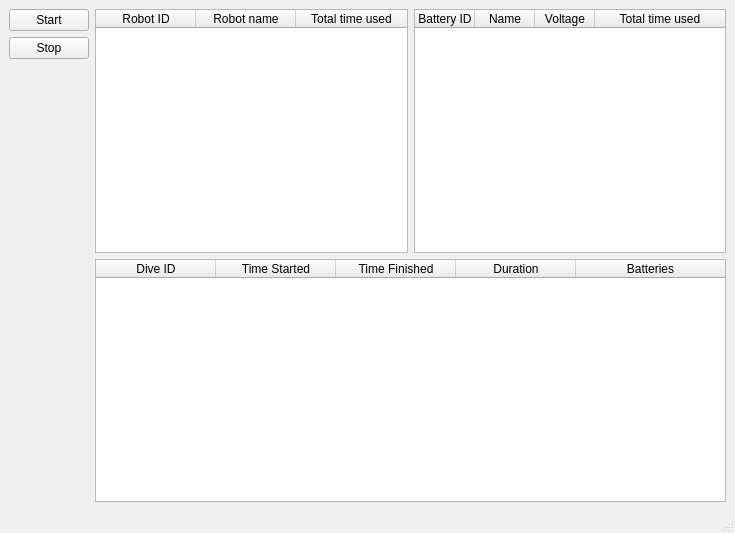
Old version of the form ui/mainwindow.ui in the repository Negativex/battery_control.
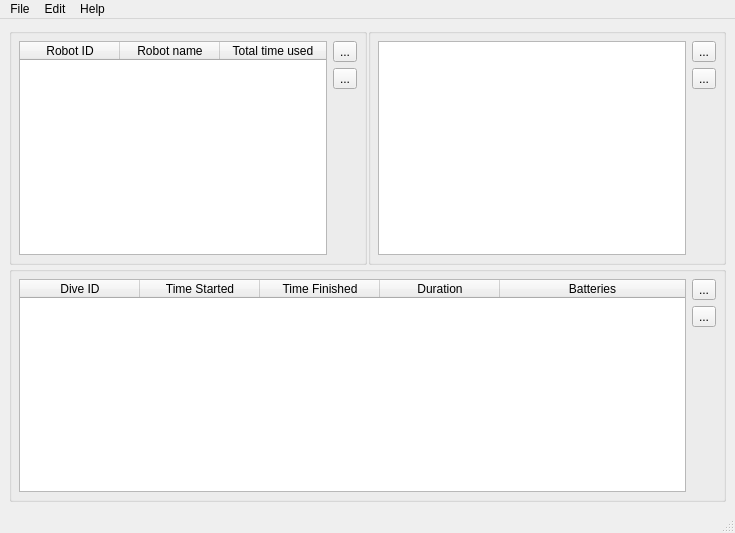
New version of the form. Icons and pictures are not drawn.

The edit to the form file:
```diff
--- a/ui/mainwindow.ui
+++ b/ui/mainwindow.ui
@@ -13,6 +13,14 @@
         <property name="windowTitle">
             <string>Battery Control</string>
         </property>
+        <property name="windowIcon">
+            <iconset>
+                <normalon>../../../Downloads/quadcopter.png</normalon>
+            </iconset>
+        </property>
+        <property name="documentMode">
+            <bool>false</bool>
+        </property>
         <property name="dockNestingEnabled">
             <bool>false</bool>
         </property>
@@ -30,81 +38,37 @@
                 <bool>false</bool>
             </property>
             <layout class="QGridLayout" name="gridLayout">
-                <item row="1" column="0">
-                    <layout class="QVBoxLayout" name="verticalLayout">
-                        <property name="sizeConstraint">
-                            <enum>QLayout::SetFixedSize</enum>
-                        </property>
-                        <item>
-                            <widget class="QPushButton" name="button_start">
-                                <property name="text">
-                                    <string>Start</string>
-                                </property>
-                            </widget>
-                        </item>
-                        <item>
-                            <widget class="QPushButton" name="button_stop">
-                                <property name="text">
-                                    <string>Stop</string>
-                                </property>
-                            </widget>
-                        </item>
-                        <item>
-                            <spacer name="verticalSpacer">
-                                <property name="orientation">
-                                    <enum>Qt::Vertical</enum>
-                                </property>
-                                <property name="sizeHint" stdset="0">
-                                    <size>
-                                        <width>20</width>
-                                        <height>40</height>
-                                    </size>
-                                </property>
-                            </spacer>
-                        </item>
-                    </layout>
-                </item>
-                <item row="1" column="1">
-                    <widget class="QTableWidget" name="table_robots">
-                        <property name="editTriggers">
-                            <set>QAbstractItemView::NoEditTriggers</set>
-                        </property>
-                        <property name="selectionMode">
-                            <enum>QAbstractItemView::SingleSelection</enum>
-                        </property>
-                        <property name="selectionBehavior">
-                            <enum>QAbstractItemView::SelectRows</enum>
-                        </property>
-                        <property name="columnCount">
-                            <number>3</number>
-                        </property>
-                        <attribute name="horizontalHeaderStretchLastSection">
-                            <bool>true</bool>
-                        </attribute>
-                        <attribute name="verticalHeaderVisible">
-                            <bool>false</bool>
-                        </attribute>
-                        <attribute name="verticalHeaderDefaultSectionSize">
-                            <number>24</number>
-                        </attribute>
-                        <column>
-                            <property name="text">
-                                <string>Robot ID</string>
-                            </property>
-                        </column>
-                        <column>
-                            <property name="text">
-                                <string>Robot name</string>
-                            </property>
-                        </column>
-                        <column>
-                            <property name="text">
-                                <string>Total time used</string>
-                            </property>
-                        </column>
-                    </widget>
-                </item>
-                <item row="1" column="2">
+                <property name="spacing">
+                    <number>1</number>
+                </property>
+                <item row="1" column="2" colspan="2">
+                    <widget class="QGroupBox" name="groupBox_2">
+                        <property name="title">
+                            <string/>
+                        </property>
+                        <property name="flat">
+                            <bool>false</bool>
+                        </property>
+                        <property name="checkable">
+                            <bool>false</bool>
+                        </property>
+                        <property name="checked">
+                            <bool>false</bool>
+                        </property>
+                        <layout class="QHBoxLayout" name="horizontalLayout_2">
+                            <property name="leftMargin">
+                                <number>7</number>
+                            </property>
+                            <property name="topMargin">
+                                <number>7</number>
+                            </property>
+                            <property name="rightMargin">
+                                <number>7</number>
+                            </property>
+                            <property name="bottomMargin">
+                                <number>7</number>
+                            </property>
+                            <item>
                     <widget class="QTableWidget" name="table_batteries">
                         <property name="enabled">
                             <bool>true</bool>
@@ -122,7 +86,7 @@
                             <number>4</number>
                         </property>
                         <attribute name="horizontalHeaderVisible">
-                            <bool>true</bool>
+                                        <bool>false</bool>
                         </attribute>
                         <attribute name="horizontalHeaderCascadingSectionResizes">
                             <bool>false</bool>
@@ -130,6 +94,12 @@
                         <attribute name="horizontalHeaderDefaultSectionSize">
                             <number>60</number>
                         </attribute>
+                                    <attribute name="horizontalHeaderHighlightSections">
+                                        <bool>false</bool>
+                                    </attribute>
+                                    <attribute name="horizontalHeaderMinimumSectionSize">
+                                        <number>0</number>
+                                    </attribute>
                         <attribute name="horizontalHeaderStretchLastSection">
                             <bool>true</bool>
                         </attribute>
@@ -161,7 +131,181 @@
                         </column>
                     </widget>
                 </item>
-                <item row="2" column="1" colspan="2">
+                            <item>
+                                <layout class="QVBoxLayout" name="verticalLayout_3">
+                                    <item>
+                                        <widget class="QToolButton" name="button_add_battery">
+                                            <property name="text">
+                                                <string>...</string>
+                                            </property>
+                                            <property name="icon">
+                                                <iconset>
+                                                    <normaloff>../../../Downloads/add.png</normaloff>
+                                                    ../../../Downloads/add.png
+                                                </iconset>
+                                            </property>
+                                        </widget>
+                                    </item>
+                                    <item>
+                                        <widget class="QToolButton" name="button_edit_battery">
+                                            <property name="text">
+                                                <string>...</string>
+                                            </property>
+                                        </widget>
+                                    </item>
+                                    <item>
+                                        <spacer name="verticalSpacer_3">
+                                            <property name="orientation">
+                                                <enum>Qt::Vertical</enum>
+                                            </property>
+                                            <property name="sizeHint" stdset="0">
+                                                <size>
+                                                    <width>20</width>
+                                                    <height>40</height>
+                                                </size>
+                                            </property>
+                                        </spacer>
+                                    </item>
+                                </layout>
+                            </item>
+                        </layout>
+                    </widget>
+                </item>
+                <item row="1" column="0" colspan="2">
+                    <widget class="QGroupBox" name="groupBox">
+                        <property name="title">
+                            <string/>
+                        </property>
+                        <layout class="QHBoxLayout" name="horizontalLayout">
+                            <property name="spacing">
+                                <number>-1</number>
+                            </property>
+                            <property name="sizeConstraint">
+                                <enum>QLayout::SetDefaultConstraint</enum>
+                            </property>
+                            <property name="leftMargin">
+                                <number>7</number>
+                            </property>
+                            <property name="topMargin">
+                                <number>7</number>
+                            </property>
+                            <property name="rightMargin">
+                                <number>7</number>
+                            </property>
+                            <property name="bottomMargin">
+                                <number>7</number>
+                            </property>
+                            <item>
+                                <widget class="QTableWidget" name="table_robots">
+                                    <property name="editTriggers">
+                                        <set>QAbstractItemView::NoEditTriggers</set>
+                                    </property>
+                                    <property name="selectionMode">
+                                        <enum>QAbstractItemView::SingleSelection</enum>
+                                    </property>
+                                    <property name="selectionBehavior">
+                                        <enum>QAbstractItemView::SelectRows</enum>
+                                    </property>
+                                    <property name="columnCount">
+                                        <number>3</number>
+                                    </property>
+                                    <attribute name="horizontalHeaderCascadingSectionResizes">
+                                        <bool>true</bool>
+                                    </attribute>
+                                    <attribute name="horizontalHeaderHighlightSections">
+                                        <bool>false</bool>
+                                    </attribute>
+                                    <attribute name="horizontalHeaderMinimumSectionSize">
+                                        <number>0</number>
+                                    </attribute>
+                                    <attribute name="horizontalHeaderStretchLastSection">
+                                        <bool>true</bool>
+                                    </attribute>
+                                    <attribute name="verticalHeaderVisible">
+                                        <bool>false</bool>
+                                    </attribute>
+                                    <attribute name="verticalHeaderDefaultSectionSize">
+                                        <number>24</number>
+                                    </attribute>
+                                    <column>
+                                        <property name="text">
+                                            <string>Robot ID</string>
+                                        </property>
+                                    </column>
+                                    <column>
+                                        <property name="text">
+                                            <string>Robot name</string>
+                                        </property>
+                                    </column>
+                                    <column>
+                                        <property name="text">
+                                            <string>Total time used</string>
+                                        </property>
+                                    </column>
+                                </widget>
+                            </item>
+                            <item>
+                                <layout class="QVBoxLayout" name="verticalLayout_2">
+                                    <item>
+                                        <widget class="QToolButton" name="button_add_robot">
+                                            <property name="text">
+                                                <string>...</string>
+                                            </property>
+                                            <property name="icon">
+                                                <iconset>
+                                                    <normaloff>../../../Downloads/add.png</normaloff>
+                                                    ../../../Downloads/add.png
+                                                </iconset>
+                                            </property>
+                                        </widget>
+                                    </item>
+                                    <item>
+                                        <widget class="QToolButton" name="button_edit_robot">
+                                            <property name="text">
+                                                <string>...</string>
+                                            </property>
+                                        </widget>
+                                    </item>
+                                    <item>
+                                        <spacer name="verticalSpacer_2">
+                                            <property name="orientation">
+                                                <enum>Qt::Vertical</enum>
+                                            </property>
+                                            <property name="sizeHint" stdset="0">
+                                                <size>
+                                                    <width>20</width>
+                                                    <height>40</height>
+                                                </size>
+                                            </property>
+                                        </spacer>
+                                    </item>
+                                </layout>
+                            </item>
+                        </layout>
+                    </widget>
+                </item>
+                <item row="2" column="0" colspan="4">
+                    <widget class="QGroupBox" name="groupBox_3">
+                        <property name="enabled">
+                            <bool>true</bool>
+                        </property>
+                        <property name="title">
+                            <string/>
+                        </property>
+                        <layout class="QHBoxLayout" name="horizontalLayout_4">
+                            <property name="leftMargin">
+                                <number>7</number>
+                            </property>
+                            <property name="topMargin">
+                                <number>7</number>
+                            </property>
+                            <property name="rightMargin">
+                                <number>7</number>
+                            </property>
+                            <property name="bottomMargin">
+                                <number>7</number>
+                            </property>
+                            <item>
                     <widget class="QTableWidget" name="table_dives">
                         <property name="sizeAdjustPolicy">
                             <enum>QAbstractScrollArea::AdjustIgnored</enum>
@@ -184,6 +328,12 @@
                         <attribute name="horizontalHeaderDefaultSectionSize">
                             <number>120</number>
                         </attribute>
+                                    <attribute name="horizontalHeaderHighlightSections">
+                                        <bool>false</bool>
+                                    </attribute>
+                                    <attribute name="horizontalHeaderMinimumSectionSize">
+                                        <number>0</number>
+                                    </attribute>
                         <attribute name="horizontalHeaderShowSortIndicator" stdset="0">
                             <bool>false</bool>
                         </attribute>
@@ -220,6 +370,46 @@
                         </column>
                     </widget>
                 </item>
+                            <item>
+                                <layout class="QVBoxLayout" name="verticalLayout_4">
+                                    <item>
+                                        <widget class="QToolButton" name="button_add_dive">
+                                            <property name="text">
+                                                <string>...</string>
+                                            </property>
+                                            <property name="icon">
+                                                <iconset>
+                                                    <normaloff>../../../Downloads/add.png</normaloff>
+                                                    ../../../Downloads/add.png
+                                                </iconset>
+                                            </property>
+                                        </widget>
+                                    </item>
+                                    <item>
+                                        <widget class="QToolButton" name="button_edit_dive">
+                                            <property name="text">
+                                                <string>...</string>
+                                            </property>
+                                        </widget>
+                                    </item>
+                                    <item>
+                                        <spacer name="verticalSpacer_4">
+                                            <property name="orientation">
+                                                <enum>Qt::Vertical</enum>
+                                            </property>
+                                            <property name="sizeHint" stdset="0">
+                                                <size>
+                                                    <width>20</width>
+                                                    <height>40</height>
+                                                </size>
+                                            </property>
+                                        </spacer>
+                                    </item>
+                                </layout>
+                            </item>
+                        </layout>
+                    </widget>
+                </item>
             </layout>
         </widget>
         <widget class="QMenuBar" name="menubar">
@@ -231,6 +421,25 @@
                     <height>22</height>
                 </rect>
             </property>
+            <widget class="QMenu" name="menuFi_e">
+                <property name="title">
+                    <string>File</string>
+                </property>
+            </widget>
+            <widget class="QMenu" name="menuEdit">
+                <property name="title">
+                    <string>Edit</string>
+                </property>
+            </widget>
+            <widget class="QMenu" name="menuHelp">
+                <property name="title">
+                    <string>Help</string>
+                </property>
+                <addaction name="actionAbout"/>
+            </widget>
+            <addaction name="menuFi_e"/>
+            <addaction name="menuEdit"/>
+            <addaction name="menuHelp"/>
         </widget>
         <widget class="QStatusBar" name="statusbar"/>
     </widget>
```
Left out of the diff: 24 changed lines with no effect on the pictures. Lines whose indentation alone changed are shown as unchanged.
